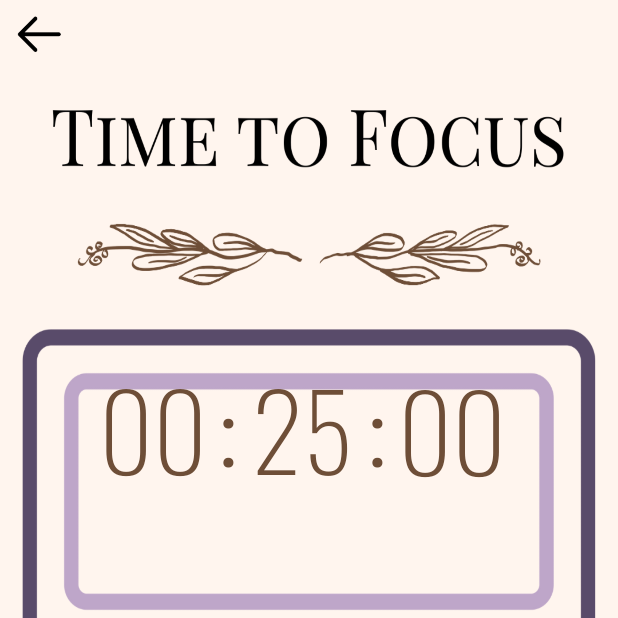
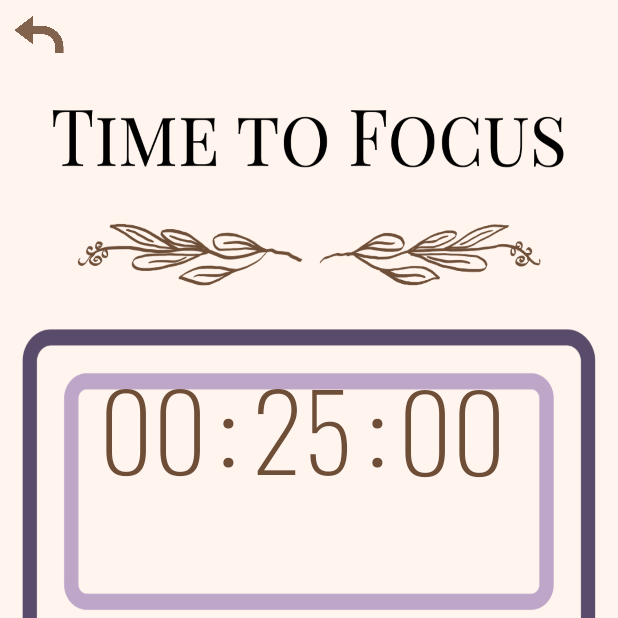
Before and after one commit to NaiKha/Nightshade, an Android app: the Timer screen opened directly, with no data from a screen before it, on a phone screen of 412 x 824 dp, the top half of it. Run offline under Robolectric (Android 15) with nearby library versions, the phone set to English and light mode, and no system bars.

Commit message:
changed back button in Timer

```diff
--- a/app/src/main/res/layout/activity_timer.xml
+++ b/app/src/main/res/layout/activity_timer.xml
@@ -13,7 +13,7 @@
         android:id="@+id/back3"
         android:layout_width="53dp"
         android:layout_height="46dp"
-        android:src="@drawable/back2"
+        android:src="@drawable/back_arrow2"
         app:layout_constraintStart_toStartOf="parent"
         app:layout_constraintTop_toTopOf="parent" />
 
```
